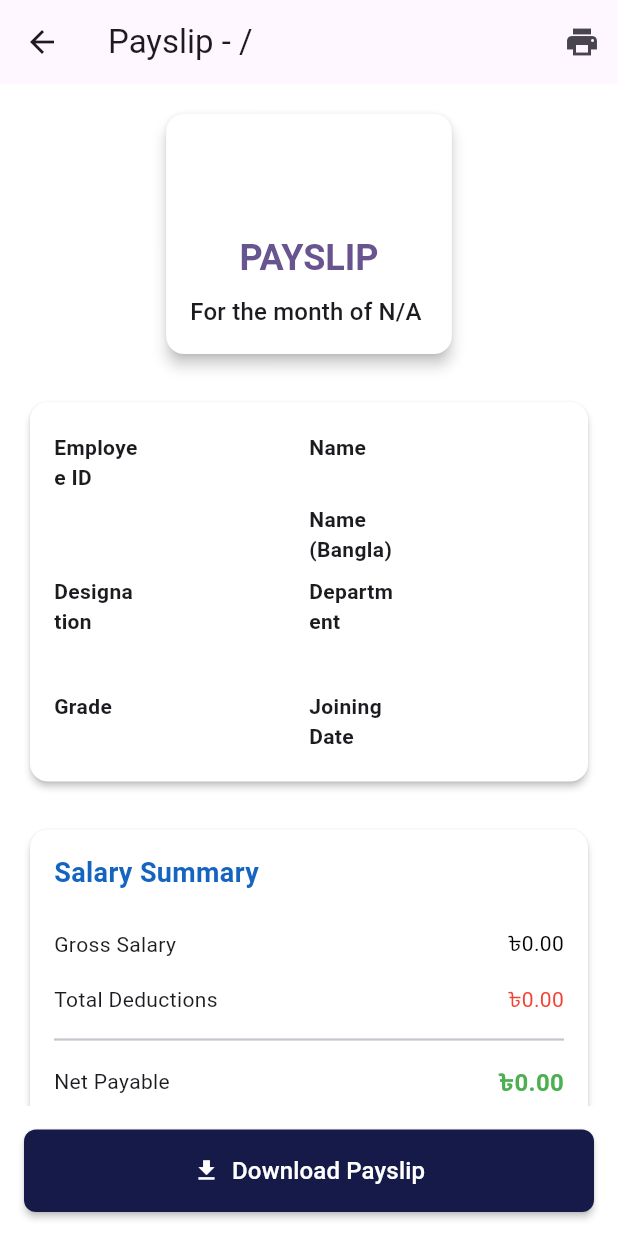
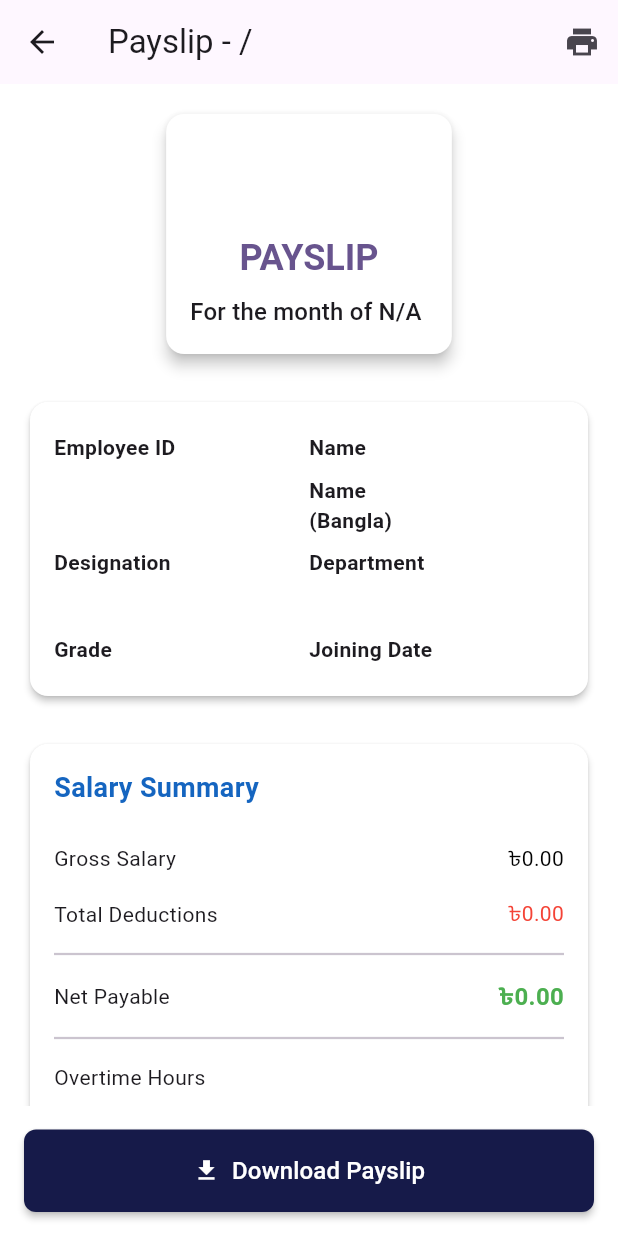
Before and after one commit to Rafid-tawhid/YunuscoSystem, a Flutter app: the PayslipScreen screen opened directly with empty values, after a tap on "Download Payslip", on a phone screen of 412 x 824 dp. Run offline on Flutter 3.47's test engine with Material 3 defaults, Android fonts, the phone set to English and light mode, and no system bars; our stand-ins replace firebase_core, firebase_messaging, fl_chart, flutter_easyloading, flutter_local_notifications, fluttertoast and 6 more; missing offline and left inert: app_settings, http_interceptor, simple_month_year_picker; accounts and stored records are empty; key blocks and very long unbroken strings in the code were emptied for the run.

Commit message:
add payslip

```diff
--- a/lib/screens/Profile/profile_screen_menu.dart
+++ b/lib/screens/Profile/profile_screen_menu.dart
@@ -8,7 +8,7 @@ import 'package:yunusco_group/utils/constants.dart';
 import '../../utils/colors.dart';
 import '../HR&PayRoll/performence_screen.dart';
 import 'employee_attendance.dart';
-import 'hr_pay_slip.dart';
+import 'my_pay_slip_screen.dart';
 import 'leave_history.dart';
 import 'leave_history_screen.dart';
 
--- /dev/null
+++ b/lib/screens/Profile/widgets/generate_pdf.dart
@@ -0,0 +1,32 @@
+import 'dart:io';
+import 'package:pdf/pdf.dart';
+import 'package:pdf/widgets.dart' as pw;
+import 'package:path_provider/path_provider.dart';
+import 'package:printing/printing.dart';
+
+Future<File> createAndSavePdf() async {
+  // Create a PDF document
+  final pdf = pw.Document();
+
+  // Add a page with simple content
+  pdf.addPage(
+    pw.Page(
+      build: (pw.Context context) {
+        return pw.Center(
+          child: pw.Text('Hello, PDF World!',
+              style: pw.TextStyle(fontSize: 40)),
+        );
+      },
+    ),
+  );
+
+  // Get the application documents directory
+  final directory = await getApplicationDocumentsDirectory();
+  final path = '${directory.path}/simple_page.pdf';
+
+  // Save the PDF file
+  final file = File(path);
+  await file.writeAsBytes(await pdf.save());
+
+  return file;
+}
--- a/lib/screens/Profile/widgets/payslip.dart
+++ b/lib/screens/Profile/widgets/payslip.dart
@@ -1,8 +1,11 @@
+import 'dart:io';
+
 import 'package:flutter/material.dart';
 import 'package:intl/intl.dart';
-
+import 'package:printing/printing.dart';
 import '../../../common_widgets/custom_button.dart';
 import '../../../models/payslip_model.dart';
+import 'generate_pdf.dart';
 
 class PayslipScreen extends StatelessWidget {
   final PayslipModel payslip;
@@ -44,8 +47,7 @@ class PayslipScreen extends StatelessWidget {
             const SizedBox(height: 24),
 
             // Attendance Summary
-            if (payslip.presentDays != null || payslip.absentDays != null)
-              _buildAttendanceSection(),
+            if (payslip.presentDays != null || payslip.absentDays != null) _buildAttendanceSection(),
 
             // Footer
             const SizedBox(height: 32),
@@ -57,8 +59,12 @@ class PayslipScreen extends StatelessWidget {
         padding: const EdgeInsets.all(16.0),
         child: CustomElevatedButton(
           text: 'Download Payslip',
-          onPressed: () {
-            // Implement download functionality
+          onPressed: () async {
+            final pdfFile = await createAndSavePdf();
+            print('PDF saved to: ${pdfFile.path}');
+
+            ScaffoldMessenger.of(context).showSnackBar(SnackBar(content: Text('Saved')));
+
           },
           icon: Icon(Icons.download),
         ),
@@ -77,8 +83,8 @@ class PayslipScreen extends StatelessWidget {
             Text(
               payslip.company ?? 'Company Name',
               style: Theme.of(context).textTheme.headlineSmall?.copyWith(
-                fontWeight: FontWeight.bold,
-              ),
+                    fontWeight: FontWeight.bold,
+                  ),
             ),
             if (payslip.companyBang != null)
               Text(
@@ -89,9 +95,9 @@ class PayslipScreen extends StatelessWidget {
             Text(
               'PAYSLIP',
               style: Theme.of(context).textTheme.headlineSmall?.copyWith(
-                fontWeight: FontWeight.bold,
-                color: Theme.of(context).primaryColor,
-              ),
+                    fontWeight: FontWeight.bold,
+                    color: Theme.of(context).primaryColor,
+                  ),
             ),
             const SizedBox(height: 8),
             Text(
@@ -113,17 +119,15 @@ class PayslipScreen extends StatelessWidget {
         child: Table(
           columnWidths: const {
             0: FlexColumnWidth(1),
-            1: FlexColumnWidth(2),
+            1: FlexColumnWidth(1),
             2: FlexColumnWidth(1),
-            3: FlexColumnWidth(2),
+            3: FlexColumnWidth(1),
           },
           children: [
             _buildTableRow('Employee ID', payslip.idCardNo ?? 'N/A', 'Name', payslip.fullName ?? 'N/A'),
-            if (payslip.fullNameBang != null)
-              _buildTableRow('', '', 'Name (Bangla)', payslip.fullNameBang ?? 'N/A'),
+            if (payslip.fullNameBang != null) _buildTableRow('', '', 'Name (Bangla)', payslip.fullNameBang ?? 'N/A'),
             _buildTableRow('Designation', payslip.designationName ?? 'N/A', 'Department', payslip.departmentName ?? 'N/A'),
-            if (payslip.designationNameBang != null || payslip.departmentNameBang != null)
-              _buildTableRow('', payslip.designationNameBang ?? '', '', payslip.departmentNameBang ?? ''),
+            if (payslip.designationNameBang != null || payslip.departmentNameBang != null) _buildTableRow('', payslip.designationNameBang ?? '', '', payslip.departmentNameBang ?? ''),
             _buildTableRow('Grade', payslip.gradeName ?? 'N/A', 'Joining Date', payslip.joiningDate ?? 'N/A'),
           ],
         ),
@@ -190,8 +194,7 @@ class PayslipScreen extends StatelessWidget {
                 _buildAttendanceRow('Total Working Days', payslip.totalWorkingDays),
                 _buildAttendanceRow('Present Days', payslip.presentDays),
                 _buildAttendanceRow('Absent Days', payslip.absentDays),
-                if (payslip.lateDays != null)
-                  _buildAttendanceRow('Late Days', payslip.lateDays),
+                if (payslip.lateDays != null) _buildAttendanceRow('Late Days', payslip.lateDays),
               ],
             ),
           ],
@@ -254,12 +257,9 @@ class PayslipScreen extends StatelessWidget {
     );
   }
 
-  Widget _buildAmountRow(String label, dynamic value, NumberFormat? format,
-      {bool isDeduction = false, bool isTotal = false}) {
+  Widget _buildAmountRow(String label, dynamic value, NumberFormat? format, {bool isDeduction = false, bool isTotal = false}) {
     final amount = value?.toString() ?? 'N/A';
-    final formattedAmount = format != null && value != null
-        ? format.format(value is String ? double.tryParse(value) ?? 0 : value)
-        : amount;
+    final formattedAmount = format != null && value != null ? format.format(value is String ? double.tryParse(value) ?? 0 : value) : amount;
 
     return Padding(
       padding: const EdgeInsets.symmetric(vertical: 8.0),
--- a/pubspec.yaml
+++ b/pubspec.yaml
@@ -54,6 +54,9 @@ dependencies:
   flutter_local_notifications: ^17.2.2
   shimmer: ^3.0.0
   simple_month_year_picker: ^1.1.0
+  pdf: ^3.10.0
+  printing: ^5.9.1
+  path_provider: ^2.1.1
 #  googleapis_auth: ^2.0.0
 
 
```
Also changed, not shown: lib/providers/hr_provider.dart (+7 -6 lines), lib/screens/Profile/my_pay_slip_screen.dart (renamed from lib/screens/Profile/hr_pay_slip.dart, +31 -16 lines), pubspec.lock, 2 other files.
